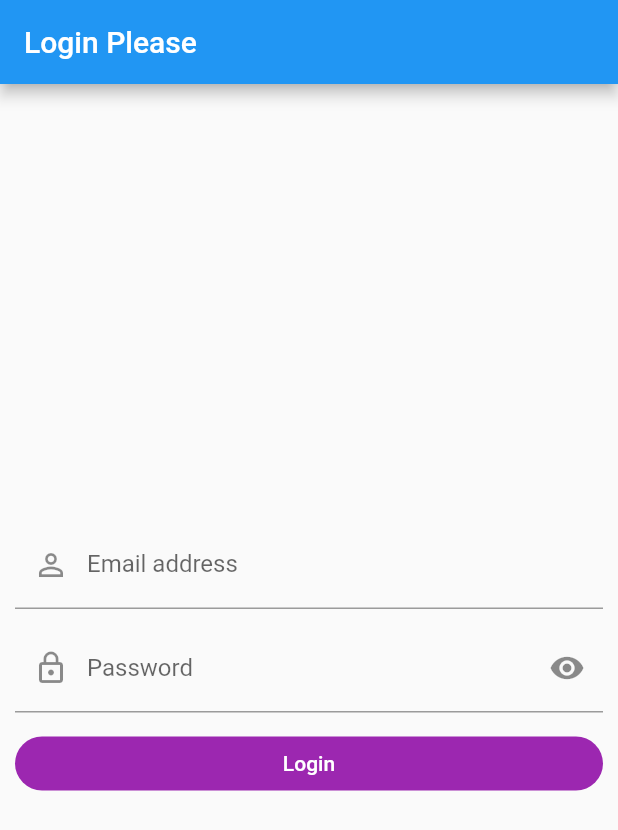
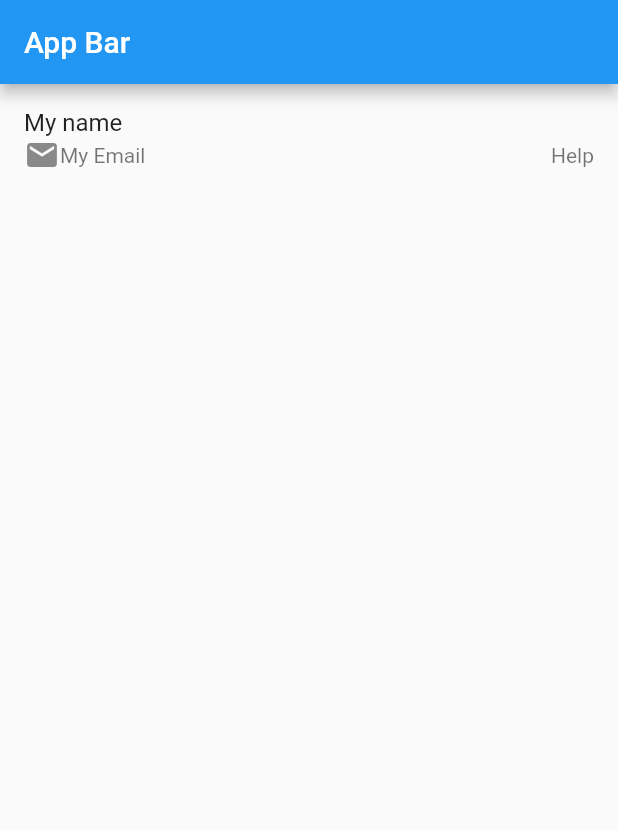
Before and after one commit to dkajolroy/flutter-button, a Flutter app: the screen it shows after launch, on a phone screen of 412 x 824 dp. Shown: the top 830 px of the screen. Run offline on Flutter 3.47's test engine with Material 2 defaults, Android fonts, the phone set to English and light mode, and no system bars; our stand-ins replace salomon_bottom_bar.

Commit message:
add list tile

```diff
--- a/lib/main.dart
+++ b/lib/main.dart
@@ -1,5 +1,5 @@
 import 'package:flutter/material.dart';
-import 'package:session/screens/login_screen.dart';
+import 'package:session/widgets/list_tile.dart';
 
 void main() {
   runApp(const MyApp());
@@ -11,7 +11,7 @@ class MyApp extends StatelessWidget {
   @override
   Widget build(BuildContext context) {
     return const MaterialApp(
-      home: LoginScreen(),
+      home: ListTitleWidget(),
     );
   }
 }
--- /dev/null
+++ b/lib/widgets/list_tile.dart
@@ -0,0 +1,25 @@
+import 'package:flutter/material.dart';
+
+class ListTitleWidget extends StatelessWidget {
+  const ListTitleWidget({super.key});
+
+  @override
+  Widget build(BuildContext context) {
+    return Scaffold(
+        appBar: AppBar(
+          title: const Text("App Bar"),
+        ),
+        body: const ListTile(
+          title: Text("My name"),
+          subtitle: Row(
+            mainAxisAlignment: MainAxisAlignment.spaceBetween,
+            children: [
+              Row(
+                children: [Icon(Icons.email), Text("My Email")],
+              ),
+              Text("Help")
+            ],
+          ),
+        ));
+  }
+}
```
Also changed, not shown: lib/screens/login_screen.dart (+24 -0 lines).
